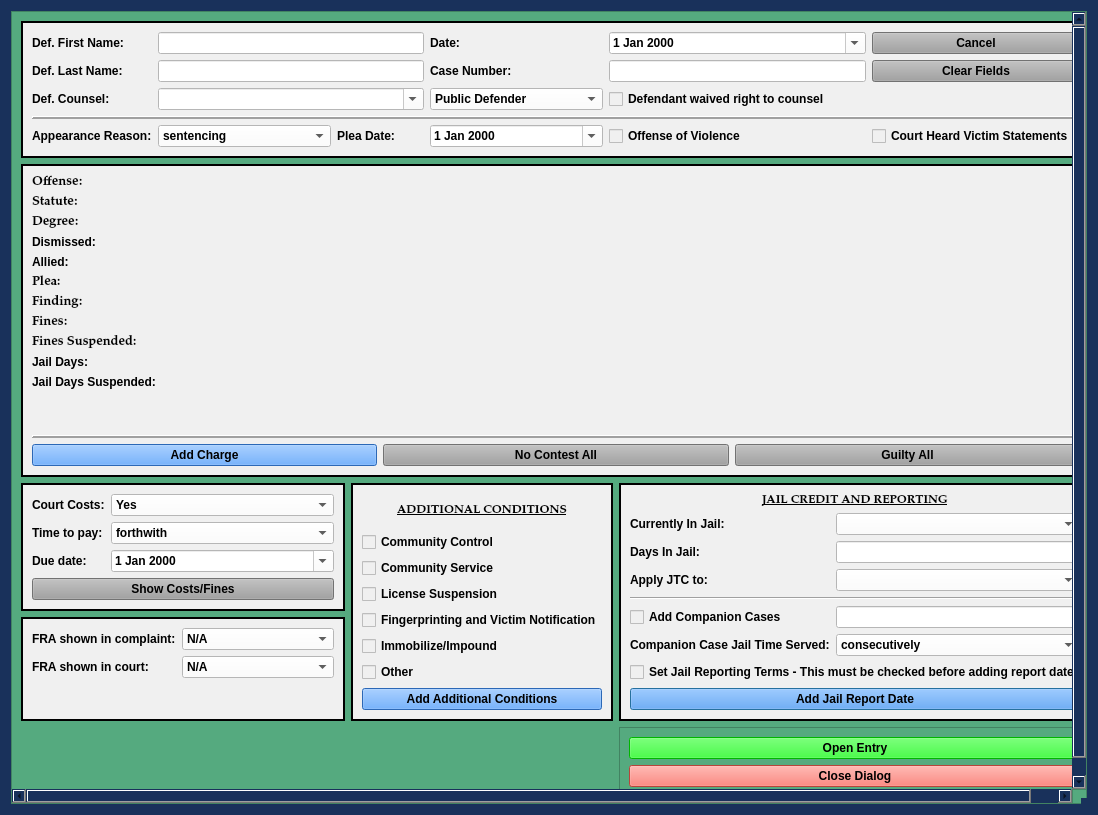
Before: the Qt Designer form munientry/views/ui/SentencingOnlyDialog.ui in HunterProgram22/MuniEntry, drawn with Qt 5.
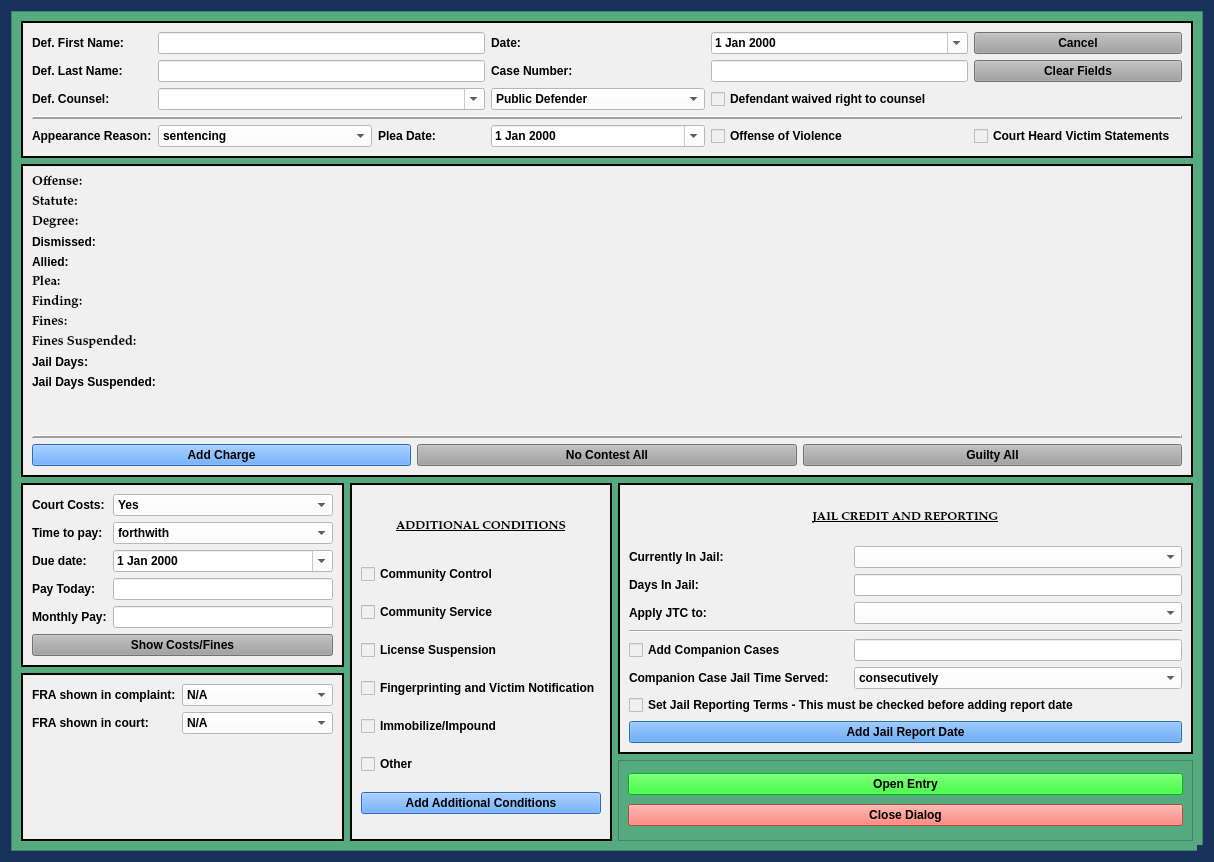
After: the same form once the commit is applied. Custom widgets are drawn as their Qt base class.

Commit message: Sentencing Only Dialog updated with new Court Costs.

Diff of the .ui file:
```diff
--- a/munientry/views/ui/SentencingOnlyDialog.ui
+++ b/munientry/views/ui/SentencingOnlyDialog.ui
@@ -12,8 +12,8 @@
    <rect>
     <x>0</x>
     <y>0</y>
-    <width>1098</width>
-    <height>815</height>
+    <width>1214</width>
+    <height>862</height>
    </rect>
   </property>
   <property name="sizePolicy">
@@ -171,14 +171,253 @@
        <rect>
         <x>0</x>
         <y>0</y>
-        <width>1082</width>
-        <height>875</height>
+        <width>1177</width>
+        <height>877</height>
        </rect>
       </property>
       <property name="focusPolicy">
        <enum>Qt::StrongFocus</enum>
       </property>
-      <layout class="QGridLayout" name="gridLayout_4" columnstretch="1,2,2">
+      <layout class="QGridLayout" name="gridLayout_4">
+       <item row="0" column="0" colspan="3">
+        <widget class="QFrame" name="case_name_Frame">
+         <property name="sizePolicy">
+          <sizepolicy hsizetype="Preferred" vsizetype="Preferred">
+           <horstretch>0</horstretch>
+           <verstretch>0</verstretch>
+          </sizepolicy>
+         </property>
+         <property name="focusPolicy">
+          <enum>Qt::NoFocus</enum>
+         </property>
+         <property name="styleSheet">
+          <string notr="true">background-color: rgb(240, 240, 240);</string>
+         </property>
+         <property name="frameShape">
+          <enum>QFrame::Box</enum>
+         </property>
+         <property name="frameShadow">
+          <enum>QFrame::Plain</enum>
+         </property>
+         <property name="lineWidth">
+          <number>2</number>
+         </property>
+         <layout class="QGridLayout" name="gridLayout" columnstretch="1,2,1,2,1,0,0">
+          <item row="1" column="0">
+           <widget class="QLabel" name="label_2">
+            <property name="text">
+             <string>Def. Last Name:</string>
+            </property>
+           </widget>
+          </item>
+          <item row="2" column="0">
+           <widget class="QLabel" name="label_24">
+            <property name="text">
+             <string>Def. Counsel:</string>
+            </property>
+           </widget>
+          </item>
+          <item row="0" column="0">
+           <widget class="QLabel" name="label">
+            <property name="text">
+             <string>Def. First Name:</string>
+            </property>
+           </widget>
+          </item>
+          <item row="3" column="0" colspan="7">
+           <widget class="Line" name="line_2">
+            <property name="frameShadow">
+             <enum>QFrame::Raised</enum>
+            </property>
+            <property name="lineWidth">
+             <number>2</number>
+            </property>
+            <property name="orientation">
+             <enum>Qt::Horizontal</enum>
+            </property>
+           </widget>
+          </item>
+          <item row="4" column="1">
+           <widget class="NoScrollComboBox" name="appearance_reason_box">
+            <property name="focusPolicy">
+             <enum>Qt::StrongFocus</enum>
+            </property>
+            <property name="styleSheet">
+             <string notr="true">background-color: rgb(255, 255, 255);</string>
+            </property>
+            <item>
+             <property name="text">
+              <string>sentencing</string>
+             </property>
+            </item>
+           </widget>
+          </item>
+          <item row="4" column="0">
+           <widget class="QLabel" name="label_27">
+            <property name="text">
+             <string>Appearance Reason:</string>
+            </property>
+           </widget>
+          </item>
+          <item row="4" column="2">
+           <widget class="QLabel" name="label_15">
+            <property name="text">
+             <string>Plea Date:</string>
+            </property>
+           </widget>
+          </item>
+          <item row="4" column="4">
+           <widget class="QCheckBox" name="offense_of_violence_checkBox">
+            <property name="text">
+             <string>Offense of Violence                                    </string>
+            </property>
+           </widget>
+          </item>
+          <item row="4" column="5">
+           <widget class="QCheckBox" name="victim_statements_checkBox">
+            <property name="text">
+             <string>Court Heard Victim Statements</string>
+            </property>
+           </widget>
+          </item>
+          <item row="1" column="4">
+           <widget class="QLineEdit" name="case_number_lineEdit">
+            <property name="maximumSize">
+             <size>
+              <width>500</width>
+              <height>16777215</height>
+             </size>
+            </property>
+            <property name="styleSheet">
+             <string notr="true">background-color: rgb(255, 255, 255);</string>
+            </property>
+           </widget>
+          </item>
+          <item row="0" column="4">
+           <widget class="NoScrollDateEdit" name="plea_trial_date">
+            <property name="focusPolicy">
+             <enum>Qt::NoFocus</enum>
+            </property>
+            <property name="styleSheet">
+             <string notr="true">color: rgb(0, 0, 0);
+background-color: rgb(255, 255, 255);</string>
+            </property>
+            <property name="calendarPopup">
+             <bool>true</bool>
+            </property>
+           </widget>
+          </item>
+          <item row="2" column="4">
+           <widget class="QCheckBox" name="defense_counsel_waived_checkBox">
+            <property name="text">
+             <string>Defendant waived right to counsel</string>
+            </property>
+           </widget>
+          </item>
+          <item row="4" column="3">
+           <widget class="NoScrollDateEdit" name="plea_date">
+            <property name="styleSheet">
+             <string notr="true">color: rgb(0, 0, 0);
+background-color: rgb(255, 255, 255);</string>
+            </property>
+            <property name="calendarPopup">
+             <bool>true</bool>
+            </property>
+           </widget>
+          </item>
+          <item row="0" column="5" colspan="2">
+           <widget class="QPushButton" name="cancel_Button">
+            <property name="focusPolicy">
+             <enum>Qt::NoFocus</enum>
+            </property>
+            <property name="styleSheet">
+             <string notr="true">background-color: rgb(160, 160, 160);</string>
+            </property>
+            <property name="text">
+             <string>Cancel</string>
+            </property>
+           </widget>
+          </item>
+          <item row="1" column="5" colspan="2">
+           <widget class="QPushButton" name="clear_fields_case_Button">
+            <property name="focusPolicy">
+             <enum>Qt::NoFocus</enum>
+            </property>
+            <property name="styleSheet">
+             <string notr="true">background-color: rgb(160, 160, 160);</string>
+            </property>
+            <property name="text">
+             <string>Clear Fields</string>
+            </property>
+           </widget>
+          </item>
+          <item row="2" column="3">
+           <widget class="NoScrollComboBox" name="defense_counsel_type_box">
+            <property name="focusPolicy">
+             <enum>Qt::StrongFocus</enum>
+            </property>
+            <property name="styleSheet">
+             <string notr="true">background-color: rgb(255, 255, 255);</string>
+            </property>
+            <item>
+             <property name="text">
+              <string>Public Defender</string>
+             </property>
+            </item>
+            <item>
+             <property name="text">
+              <string>Private Counsel</string>
+             </property>
+            </item>
+           </widget>
+          </item>
+          <item row="0" column="3">
+           <widget class="QLabel" name="label_26">
+            <property name="text">
+             <string>Date:</string>
+            </property>
+           </widget>
+          </item>
+          <item row="1" column="3">
+           <widget class="QLabel" name="label_3">
+            <property name="text">
+             <string>Case Number:</string>
+            </property>
+           </widget>
+          </item>
+          <item row="1" column="1" colspan="2">
+           <widget class="QLineEdit" name="defendant_last_name_lineEdit">
+            <property name="enabled">
+             <bool>true</bool>
+            </property>
+            <property name="styleSheet">
+             <string notr="true">background-color: rgb(255, 255, 255);</string>
+            </property>
+           </widget>
+          </item>
+          <item row="0" column="1" colspan="2">
+           <widget class="QLineEdit" name="defendant_first_name_lineEdit">
+            <property name="styleSheet">
+             <string notr="true">background-color: rgb(255, 255, 255);</string>
+            </property>
+           </widget>
+          </item>
+          <item row="2" column="1" colspan="2">
+           <widget class="DefenseCounselComboBox" name="defense_counsel_name_box">
+            <property name="focusPolicy">
+             <enum>Qt::StrongFocus</enum>
+            </property>
+            <property name="styleSheet">
+             <string notr="true">background-color: rgb(255, 255, 255);</string>
+            </property>
+            <property name="editable">
+             <bool>true</bool>
+            </property>
+           </widget>
+          </item>
+         </layout>
+        </widget>
+       </item>
        <item row="2" column="0">
         <widget class="QFrame" name="costs_frame">
          <property name="sizePolicy">
@@ -200,14 +439,54 @@
           <number>2</number>
          </property>
          <layout class="QGridLayout" name="gridLayout_5">
-          <item row="0" column="0">
-           <widget class="QLabel" name="label_11">
+          <item row="5" column="0">
+           <widget class="QLabel" name="pay_today_label">
             <property name="text">
-             <string>Court Costs:</string>
+             <string>Pay Today:</string>
             </property>
            </widget>
           </item>
-          <item row="0" column="1">
+          <item row="3" column="1" colspan="2">
+           <widget class="NoScrollDateEdit" name="balance_due_date">
+            <property name="styleSheet">
+             <string notr="true">color: rgb(0, 0, 0);
+background-color: rgb(255, 255, 255);</string>
+            </property>
+            <property name="calendarPopup">
+             <bool>true</bool>
+            </property>
+           </widget>
+          </item>
+          <item row="3" column="0">
+           <widget class="QLabel" name="balance_due_date_label">
+            <property name="text">
+             <string>Due date:</string>
+            </property>
+           </widget>
+          </item>
+          <item row="2" column="1" colspan="2">
+           <widget class="NoScrollComboBox" name="ability_to_pay_box">
+            <property name="styleSheet">
+             <string notr="true">background-color: rgb(255, 255, 255);</string>
+            </property>
+            <item>
+             <property name="text">
+              <string>forthwith</string>
+             </property>
+            </item>
+            <item>
+             <property name="text">
+              <string>monthly pay</string>
+             </property>
+            </item>
+            <item>
+             <property name="text">
+              <string>partial forthwith then monthly pay</string>
+             </property>
+            </item>
+           </widget>
+          </item>
+          <item row="1" column="1" colspan="2">
            <widget class="NoScrollComboBox" name="court_costs_box">
             <property name="focusPolicy">
              <enum>Qt::StrongFocus</enum>
@@ -238,84 +517,20 @@
            </widget>
           </item>
           <item row="1" column="0">
-           <widget class="QLabel" name="label_9">
+           <widget class="QLabel" name="label_11">
             <property name="text">
-             <string>Time to pay:</string>
+             <string>Court Costs:</string>
             </property>
            </widget>
           </item>
-          <item row="1" column="1">
-           <widget class="NoScrollComboBox" name="ability_to_pay_box">
-            <property name="focusPolicy">
-             <enum>Qt::StrongFocus</enum>
-            </property>
+          <item row="6" column="1" colspan="2">
+           <widget class="QLineEdit" name="monthly_pay_box">
             <property name="styleSheet">
              <string notr="true">background-color: rgb(255, 255, 255);</string>
             </property>
-            <item>
-             <property name="text">
-              <string>forthwith</string>
-             </property>
-            </item>
-            <item>
-             <property name="text">
-              <string>within 30 days</string>
-             </property>
-            </item>
-            <item>
-             <property name="text">
-              <string>within 60 days</string>
-             </property>
-            </item>
-            <item>
-             <property name="text">
-              <string>within 90 days</string>
-             </property>
-            </item>
-            <item>
-             <property name="text">
-              <string>while on Community Control</string>
-             </property>
-            </item>
-            <item>
-             <property name="text">
-              <string>while on the OVI Docket</string>
-             </property>
-            </item>
-            <item>
-             <property name="text">
-              <string>while on Mission Court</string>
-             </property>
-            </item>
-            <item>
-             <property name="text">
-              <string>while on the Mental Health Docket</string>
-             </property>
-            </item>
            </widget>
           </item>
-          <item row="2" column="0">
-           <widget class="QLabel" name="label_18">
-            <property name="text">
-             <string>Due date:</string>
-            </property>
-           </widget>
-          </item>
-          <item row="2" column="1">
-           <widget class="NoScrollDateEdit" name="balance_due_date">
-            <property name="focusPolicy">
-             <enum>Qt::StrongFocus</enum>
-            </property>
-            <property name="styleSheet">
-             <string notr="true">color: rgb(0, 0, 0);
-background-color: rgb(255, 255, 255);</string>
-            </property>
-            <property name="calendarPopup">
-             <bool>true</bool>
-            </property>
-           </widget>
-          </item>
-          <item row="3" column="0" colspan="2">
+          <item row="7" column="0" colspan="3">
            <widget class="QPushButton" name="costs_and_fines_Button">
             <property name="sizePolicy">
              <sizepolicy hsizetype="Preferred" vsizetype="Fixed">
@@ -337,116 +552,24 @@
             </property>
            </widget>
           </item>
-         </layout>
-        </widget>
-       </item>
-       <item row="2" column="1" rowspan="2">
-        <widget class="QFrame" name="frame_6">
-         <property name="sizePolicy">
-          <sizepolicy hsizetype="Preferred" vsizetype="Preferred">
-           <horstretch>0</horstretch>
-           <verstretch>0</verstretch>
-          </sizepolicy>
-         </property>
-         <property name="styleSheet">
-          <string notr="true">background-color: rgb(240, 240, 240);
-font: 75 9pt &quot;Palatino Linotype&quot;;
-font-weight: bold;</string>
-         </property>
-         <property name="frameShape">
-          <enum>QFrame::Box</enum>
-         </property>
-         <property name="frameShadow">
-          <enum>QFrame::Plain</enum>
-         </property>
-         <property name="lineWidth">
-          <number>2</number>
-         </property>
-         <layout class="QGridLayout" name="gridLayout_2">
-          <item row="4" column="0">
-           <widget class="QCheckBox" name="victim_notification_checkBox">
+          <item row="6" column="0">
+           <widget class="QLabel" name="monthly_pay_label">
             <property name="text">
-             <string>Fingerprinting and Victim Notification</string>
-            </property>
-           </widget>
-          </item>
-          <item row="5" column="0">
-           <widget class="QCheckBox" name="impoundment_checkBox">
-            <property name="text">
-             <string>Immobilize/Impound               </string>
-            </property>
-           </widget>
-          </item>
-          <item row="1" column="0">
-           <widget class="QCheckBox" name="community_control_checkBox">
-            <property name="text">
-             <string>Community Control                     </string>
-            </property>
-           </widget>
-          </item>
-          <item row="3" column="0">
-           <widget class="QCheckBox" name="license_suspension_checkBox">
-            <property name="text">
-             <string>License Suspension                  </string>
+             <string>Monthly Pay:</string>
             </property>
            </widget>
           </item>
           <item row="2" column="0">
-           <widget class="QCheckBox" name="community_service_checkBox">
+           <widget class="QLabel" name="label_9">
             <property name="text">
-             <string>Community Service                   </string>
+             <string>Time to pay:</string>
             </property>
            </widget>
           </item>
-          <item row="0" column="0">
-           <widget class="QLabel" name="add_conditions_label">
-            <property name="maximumSize">
-             <size>
-              <width>16777215</width>
-              <height>40</height>
-             </size>
-            </property>
-            <property name="font">
-             <font>
-              <family>Palatino Linotype</family>
-              <pointsize>9</pointsize>
-              <weight>75</weight>
-              <italic>false</italic>
-              <bold>true</bold>
-              <underline>true</underline>
-             </font>
-            </property>
-            <property name="text">
-             <string>ADDITIONAL CONDITIONS</string>
-            </property>
-            <property name="alignment">
-             <set>Qt::AlignCenter</set>
-            </property>
-           </widget>
-          </item>
-          <item row="8" column="0">
-           <widget class="QPushButton" name="add_conditions_Button">
+          <item row="5" column="1" colspan="2">
+           <widget class="QLineEdit" name="pay_today_box">
             <property name="styleSheet">
-             <string notr="true">background-color: rgb(62, 146, 255)</string>
-            </property>
-            <property name="text">
-             <string>Add Additional Conditions</string>
-            </property>
-            <property name="autoDefault">
-             <bool>false</bool>
-            </property>
-           </widget>
-          </item>
-          <item row="6" column="0">
-           <widget class="QCheckBox" name="other_conditions_checkBox">
-            <property name="enabled">
-             <bool>true</bool>
-            </property>
-            <property name="focusPolicy">
-             <enum>Qt::StrongFocus</enum>
-            </property>
-            <property name="text">
-             <string>Other                                              </string>
+             <string notr="true">background-color: rgb(255, 255, 255);</string>
             </property>
            </widget>
           </item>
@@ -639,7 +762,7 @@
          </layout>
         </widget>
        </item>
-       <item row="3" column="0">
+       <item row="3" column="0" rowspan="2">
         <widget class="QFrame" name="fra_frame">
          <property name="sizePolicy">
           <sizepolicy hsizetype="Preferred" vsizetype="Preferred">
@@ -1030,8 +1153,8 @@
          </layout>
         </widget>
        </item>
-       <item row="0" column="0" colspan="3">
-        <widget class="QFrame" name="case_name_Frame">
+       <item row="2" column="1" rowspan="3">
+        <widget class="QFrame" name="frame_6">
          <property name="sizePolicy">
           <sizepolicy hsizetype="Preferred" vsizetype="Preferred">
            <horstretch>0</horstretch>
@@ -1042,7 +1165,9 @@
           <enum>Qt::NoFocus</enum>
          </property>
          <property name="styleSheet">
-          <string notr="true">background-color: rgb(240, 240, 240);</string>
+          <string notr="true">background-color: rgb(240, 240, 240);
+font: 75 9pt &quot;Palatino Linotype&quot;;
+font-weight: bold;</string>
          </property>
          <property name="frameShape">
           <enum>QFrame::Box</enum>
@@ -1053,216 +1178,91 @@
          <property name="lineWidth">
           <number>2</number>
          </property>
-         <layout class="QGridLayout" name="gridLayout" columnstretch="1,2,1,2,1,0,0">
+         <layout class="QGridLayout" name="gridLayout_2">
+          <item row="4" column="0">
+           <widget class="QCheckBox" name="victim_notification_checkBox">
+            <property name="text">
+             <string>Fingerprinting and Victim Notification</string>
+            </property>
+           </widget>
+          </item>
+          <item row="5" column="0">
+           <widget class="QCheckBox" name="impoundment_checkBox">
+            <property name="text">
+             <string>Immobilize/Impound               </string>
+            </property>
+           </widget>
+          </item>
           <item row="1" column="0">
-           <widget class="QLabel" name="label_2">
+           <widget class="QCheckBox" name="community_control_checkBox">
             <property name="text">
-             <string>Def. Last Name:</string>
+             <string>Community Control                     </string>
+            </property>
+           </widget>
+          </item>
+          <item row="3" column="0">
+           <widget class="QCheckBox" name="license_suspension_checkBox">
+            <property name="text">
+             <string>License Suspension                  </string>
             </property>
            </widget>
           </item>
           <item row="2" column="0">
-           <widget class="QLabel" name="label_24">
+           <widget class="QCheckBox" name="community_service_checkBox">
             <property name="text">
-             <string>Def. Counsel:</string>
+             <string>Community Service                   </string>
             </property>
            </widget>
           </item>
           <item row="0" column="0">
-           <widget class="QLabel" name="label">
-            <property name="text">
-             <string>Def. First Name:</string>
-            </property>
-           </widget>
-          </item>
-          <item row="3" column="0" colspan="7">
-           <widget class="Line" name="line_2">
-            <property name="frameShadow">
-             <enum>QFrame::Raised</enum>
-            </property>
-            <property name="lineWidth">
-             <number>2</number>
-            </property>
-            <property name="orientation">
-             <enum>Qt::Horizontal</enum>
-            </property>
-           </widget>
-          </item>
-          <item row="4" column="1">
-           <widget class="NoScrollComboBox" name="appearance_reason_box">
-            <property name="focusPolicy">
-             <enum>Qt::StrongFocus</enum>
-            </property>
-            <property name="styleSheet">
-             <string notr="true">background-color: rgb(255, 255, 255);</string>
-            </property>
-            <item>
-             <property name="text">
-              <string>sentencing</string>
-             </property>
-            </item>
-           </widget>
-          </item>
-          <item row="4" column="0">
-           <widget class="QLabel" name="label_27">
-            <property name="text">
-             <string>Appearance Reason:</string>
-            </property>
-           </widget>
-          </item>
-          <item row="4" column="2">
-           <widget class="QLabel" name="label_15">
-            <property name="text">
-             <string>Plea Date:</string>
-            </property>
-           </widget>
-          </item>
-          <item row="4" column="4">
-           <widget class="QCheckBox" name="offense_of_violence_checkBox">
-            <property name="text">
-             <string>Offense of Violence                                    </string>
-            </property>
-           </widget>
-          </item>
-          <item row="4" column="5">
-           <widget class="QCheckBox" name="victim_statements_checkBox">
-            <property name="text">
-             <string>Court Heard Victim Statements</string>
-            </property>
-           </widget>
-          </item>
-          <item row="1" column="4">
-           <widget class="QLineEdit" name="case_number_lineEdit">
+           <widget class="QLabel" name="add_conditions_label">
             <property name="maximumSize">
              <size>
-              <width>500</width>
-              <height>16777215</height>
+              <width>16777215</width>
+              <height>40</height>
              </size>
             </property>
-            <property name="styleSheet">
-             <string notr="true">background-color: rgb(255, 255, 255);</string>
+            <property name="font">
+             <font>
+              <family>Palatino Linotype</family>
+              <pointsize>9</pointsize>
+              <weight>75</weight>
+              <italic>false</italic>
+              <bold>true</bold>
+              <underline>true</underline>
+             </font>
             </property>
-           </widget>
-          </item>
-          <item row="0" column="4">
-           <widget class="NoScrollDateEdit" name="plea_trial_date">
-            <property name="focusPolicy">
-             <enum>Qt::NoFocus</enum>
-            </property>
-            <property name="styleSheet">
-             <string notr="true">color: rgb(0, 0, 0);
-background-color: rgb(255, 255, 255);</string>
-            </property>
-            <property name="calendarPopup">
-             <bool>true</bool>
-            </property>
-           </widget>
-          </item>
-          <item row="2" column="4">
-           <widget class="QCheckBox" name="defense_counsel_waived_checkBox">
             <property name="text">
-             <string>Defendant waived right to counsel</string>
+             <string>ADDITIONAL CONDITIONS</string>
             </property>
-           </widget>
-          </item>
-          <item row="4" column="3">
-           <widget class="NoScrollDateEdit" name="plea_date">
-            <property name="styleSheet">
-             <string notr="true">color: rgb(0, 0, 0);
-background-color: rgb(255, 255, 255);</string>
+            <property name="alignment">
+             <set>Qt::AlignCenter</set>
             </property>
-            <property name="calendarPopup">
-             <bool>true</bool>
-            </property>
            </widget>
           </item>
-          <item row="0" column="5" colspan="2">
-           <widget class="QPushButton" name="cancel_Button">
-            <property name="focusPolicy">
-             <enum>Qt::NoFocus</enum>
-            </property>
+          <item row="8" column="0">
+           <widget class="QPushButton" name="add_conditions_Button">
             <property name="styleSheet">
-             <string notr="true">background-color: rgb(160, 160, 160);</string>
+             <string notr="true">background-color: rgb(62, 146, 255)</string>
             </property>
             <property name="text">
-             <string>Cancel</string>
+             <string>Add Additional Conditions</string>
             </property>
-           </widget>
-          </item>
-          <item row="1" column="5" colspan="2">
-           <widget class="QPushButton" name="clear_fields_case_Button">
-            <property name="focusPolicy">
-             <enum>Qt::NoFocus</enum>
+            <property name="autoDefault">
+             <bool>false</bool>
             </property>
-            <property name="styleSheet">
-             <string notr="true">background-color: rgb(160, 160, 160);</string>
-            </property>
-            <property name="text">
-             <string>Clear Fields</string>
-            </property>
            </widget>
           </item>
-          <item row="2" column="3">
-           <widget class="NoScrollComboBox" name="defense_counsel_type_box">
-            <property name="focusPolicy">
-             <enum>Qt::StrongFocus</enum>
-            </property>
-            <property name="styleSheet">
-             <string notr="true">background-color: rgb(255, 255, 255);</string>
-            </property>
-            <item>
-             <property name="text">
-              <string>Public Defender</string>
-             </property>
-            </item>
-            <item>
-             <property name="text">
-              <string>Private Counsel</string>
-             </property>
-            </item>
-           </widget>
-          </item>
-          <item row="0" column="3">
-           <widget class="QLabel" name="label_26">
-            <property name="text">
-             <string>Date:</string>
-            </property>
-           </widget>
-          </item>
-          <item row="1" column="3">
-           <widget class="QLabel" name="label_3">
-            <property name="text">
-             <string>Case Number:</string>
-            </property>
-           </widget>
-          </item>
-          <item row="1" column="1" colspan="2">
-           <widget class="QLineEdit" name="defendant_last_name_lineEdit">
+          <item row="6" column="0">
+           <widget class="QCheckBox" name="other_conditions_checkBox">
             <property name="enabled">
              <bool>true</bool>
             </property>
-            <property name="styleSheet">
-             <string notr="true">background-color: rgb(255, 255, 255);</string>
-            </property>
-           </widget>
-          </item>
-          <item row="0" column="1" colspan="2">
-           <widget class="QLineEdit" name="defendant_first_name_lineEdit">
-            <property name="styleSheet">
-             <string notr="true">background-color: rgb(255, 255, 255);</string>
-            </property>
-           </widget>
-          </item>
-          <item row="2" column="1" colspan="2">
-           <widget class="DefenseCounselComboBox" name="defense_counsel_name_box">
             <property name="focusPolicy">
              <enum>Qt::StrongFocus</enum>
             </property>
-            <property name="styleSheet">
-             <string notr="true">background-color: rgb(255, 255, 255);</string>
-            </property>
-            <property name="editable">
-             <bool>true</bool>
+            <property name="text">
+             <string>Other                                              </string>
             </property>
            </widget>
           </item>
```
Left out of the diff: 11 changed lines with no effect on the pictures. The commit also changes 2 other files.
